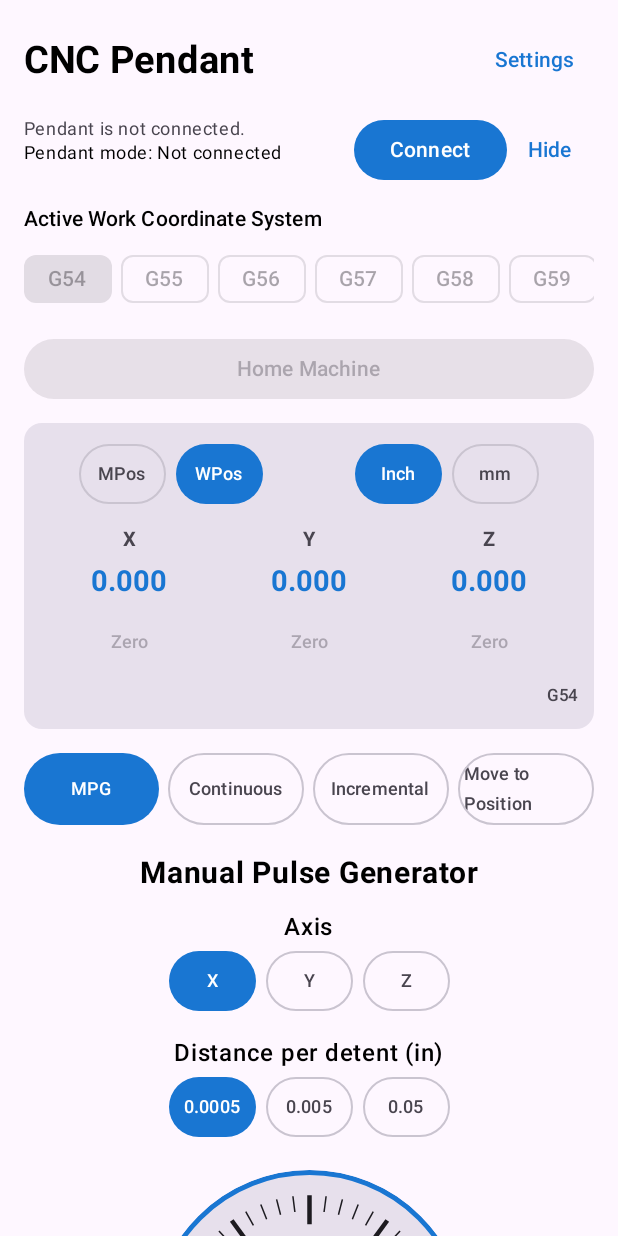
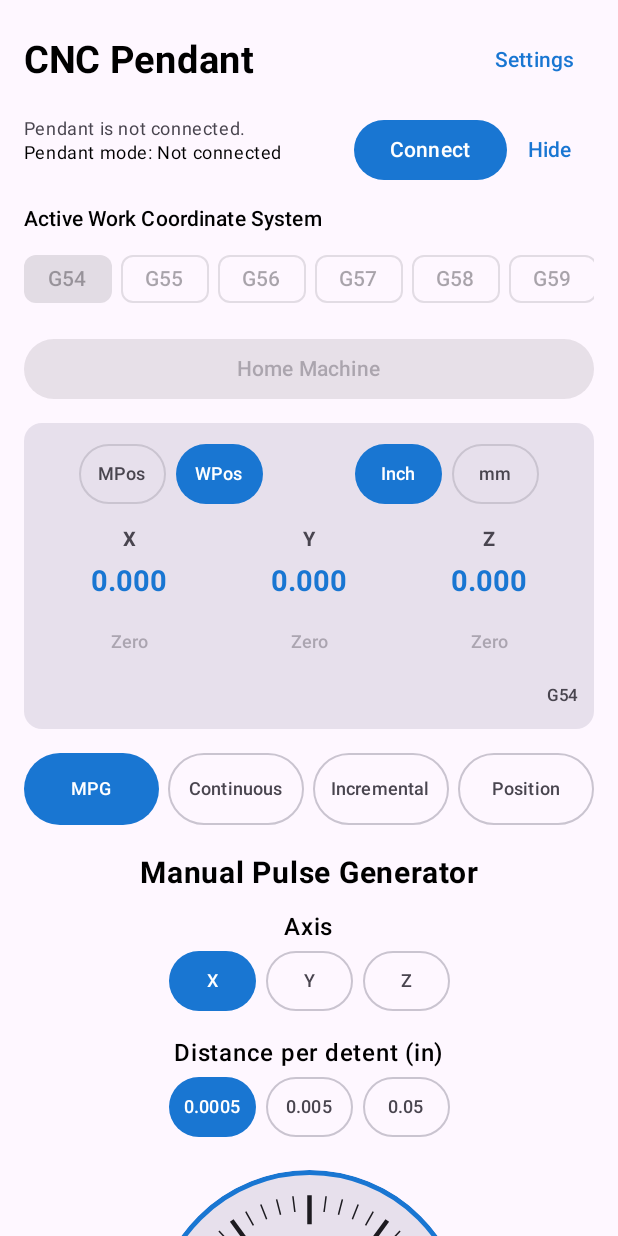
Before and after one commit to krecki/HapticInt, an Android app built with Jetpack Compose: the screen it shows after launch (MainActivity), on a phone screen of 412 x 824 dp. Run offline under Robolectric (Android 15) with nearby library versions, the phone set to English and light mode, and no system bars.

Commit message:
Shorten Position tab label

```diff
--- a/app/src/main/java/com/kreckapps/hapticinterface/ui/PendantApp.kt
+++ b/app/src/main/java/com/kreckapps/hapticinterface/ui/PendantApp.kt
@@ -332,7 +332,7 @@ fun PendantApp() {
                 }
 
                 ModeTab(
-                    text = "Move to Position",
+                    text = "Position",
                     selected = selectedMode == 3,
                     modifier = Modifier.weight(1f)
                 ) {
```
